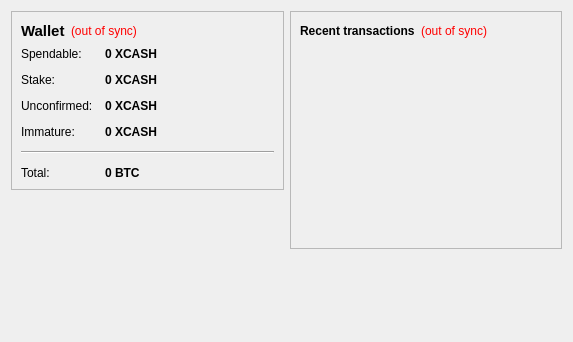
JohnnyXCash/XCash, file src/qt/forms/overviewpage.ui: the form before one commit.
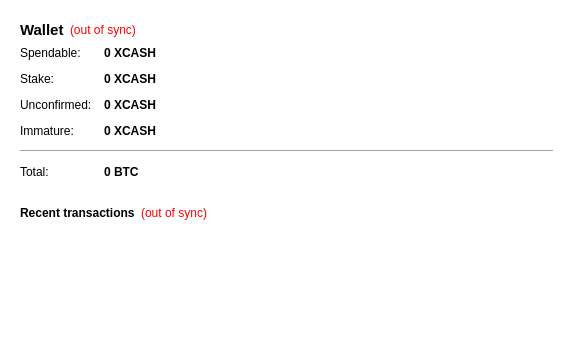
The form after the commit. Icons and pictures are not drawn.

```diff
--- a/src/qt/forms/overviewpage.ui
+++ b/src/qt/forms/overviewpage.ui
@@ -13,17 +13,14 @@
   <property name="windowTitle">
    <string>Form</string>
   </property>
-  <layout class="QHBoxLayout" name="horizontalLayout" stretch="1,1">
+  <property name="styleSheet">
+   <string notr="true">#OverviewPage { background-image: url(:/images/xcashshadow); background-position: right bottom; background-color:#ffffff;}</string>
+  </property>
+  <layout class="QHBoxLayout" name="horizontalLayout" stretch="1">
    <item>
     <layout class="QVBoxLayout" name="verticalLayout_2">
      <item>
       <widget class="QFrame" name="frame">
-       <property name="frameShape">
-        <enum>QFrame::StyledPanel</enum>
-       </property>
-       <property name="frameShadow">
-        <enum>QFrame::Raised</enum>
-       </property>
        <layout class="QVBoxLayout" name="verticalLayout_4">
         <item>
          <layout class="QHBoxLayout" name="horizontalLayout_4">
@@ -238,29 +235,9 @@
       </widget>
      </item>
      <item>
-      <spacer name="verticalSpacer">
-       <property name="orientation">
-        <enum>Qt::Vertical</enum>
-       </property>
-       <property name="sizeHint" stdset="0">
-        <size>
-         <width>20</width>
-         <height>40</height>
-        </size>
-       </property>
-      </spacer>
-     </item>
-    </layout>
-   </item>
-   <item>
-    <layout class="QVBoxLayout" name="verticalLayout_3">
-     <item>
       <widget class="QFrame" name="frame_2">
-       <property name="frameShape">
-        <enum>QFrame::StyledPanel</enum>
-       </property>
        <property name="frameShadow">
-        <enum>QFrame::Raised</enum>
+        <enum>QFrame::Plain</enum>
        </property>
        <layout class="QVBoxLayout" name="verticalLayout">
         <item>
@@ -326,7 +303,7 @@
       </widget>
      </item>
      <item>
-      <spacer name="verticalSpacer_2">
+      <spacer name="verticalSpacer">
        <property name="orientation">
         <enum>Qt::Vertical</enum>
        </property>
```
